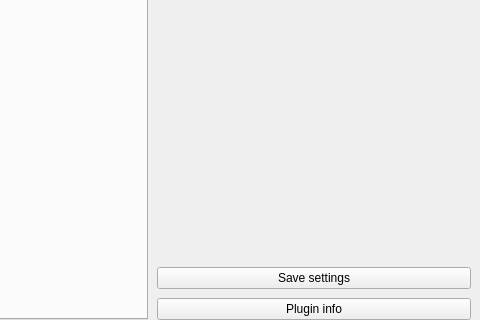
The window that OpenRGBEffectTab.ui (DLdota/OpenRGBEffectsPlugin) describes before a commit, drawn with Qt 5; both pictures show x 478 to 958 and y 157 to 477 of the 958 by 477 pixel window.
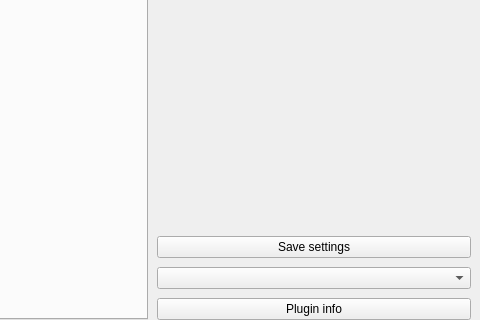
The same window after the commit. Custom widgets are drawn as their Qt base class.

Commit message: Add profiles saving/loading feature

Patch:
```diff
--- a/OpenRGBEffectTab.ui
+++ b/OpenRGBEffectTab.ui
@@ -74,7 +74,7 @@
      <property name="lineWidth">
       <number>1</number>
      </property>
-     <layout class="QVBoxLayout" name="verticalLayout_2" stretch="1,0,0">
+     <layout class="QVBoxLayout" name="verticalLayout_2" stretch="1,0,0,0">
       <property name="spacing">
        <number>9</number>
       </property>
@@ -100,6 +100,9 @@
         </property>
        </widget>
       </item>
+      <item>
+       <widget class="QComboBox" name="profiles"/>
+      </item>
       <item>
        <widget class="QPushButton" name="plugin_infos">
         <property name="text">
```
The commit also changes 5 other files.
